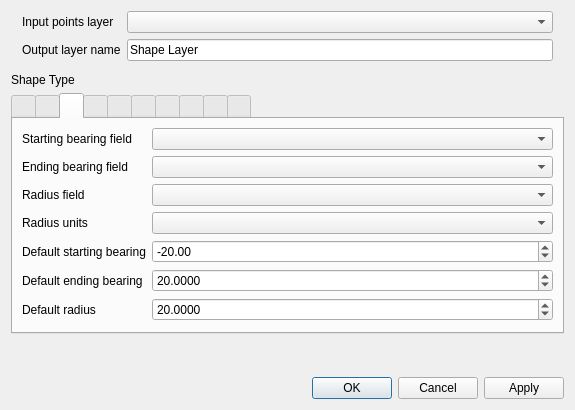
First picture: the form in ui/vector2Shape.ui, repository NationalSecurityAgency/qgis-shapetools-plugin, before the edit.
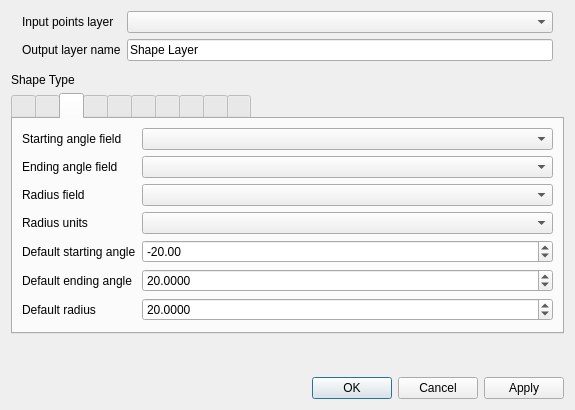
Second picture: the form after the edit. The open tabs and pages were chosen to show the change. Custom widgets are drawn as their Qt base class.

```diff
--- a/ui/vector2Shape.ui
+++ b/ui/vector2Shape.ui
@@ -313,7 +313,7 @@
        <item row="0" column="0">
         <widget class="QLabel" name="label_47">
          <property name="text">
-          <string>Starting bearing field</string>
+          <string>Starting angle field</string>
          </property>
         </widget>
        </item>
@@ -323,7 +323,7 @@
        <item row="1" column="0">
         <widget class="QLabel" name="label_48">
          <property name="text">
-          <string>Ending bearing field</string>
+          <string>Ending angle field</string>
          </property>
         </widget>
        </item>
@@ -353,7 +353,7 @@
        <item row="4" column="0">
         <widget class="QLabel" name="label_51">
          <property name="text">
-          <string>Default starting bearing</string>
+          <string>Default starting angle</string>
          </property>
         </widget>
        </item>
@@ -373,7 +373,7 @@
        <item row="5" column="0">
         <widget class="QLabel" name="label_52">
          <property name="text">
-          <string>Default ending bearing</string>
+          <string>Default ending angle</string>
          </property>
         </widget>
        </item>
```
Left out of the diff: 4 changed lines with no effect on the pictures.
